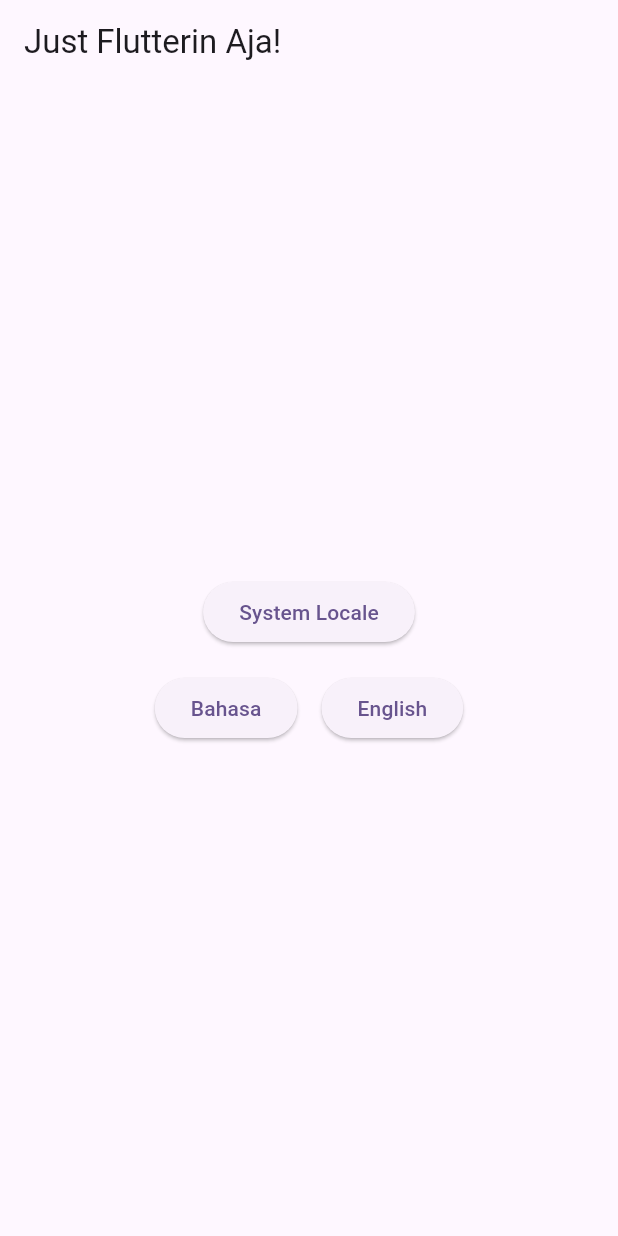
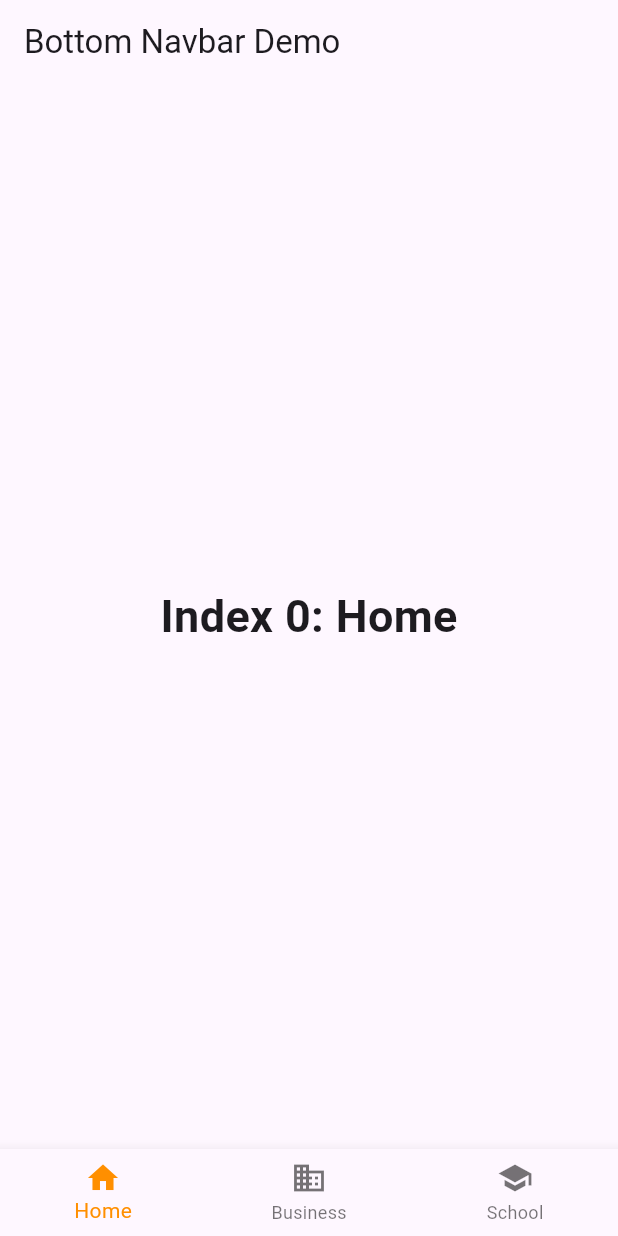
Before and after one commit to danielprast/flutterinaja, a Flutter app: the screen it shows after launch, on a phone screen of 412 x 824 dp. Run offline on Flutter 3.47's test engine with Material 3 defaults, Android fonts, the phone set to English and light mode, and no system bars; our stand-ins replace equatable; generated files the repository leaves out were written again.

Commit message:
🧑‍💻 Learn how to build bottom navigation bar

```diff
--- /dev/null
+++ b/lib/apps/examples/bottom_navigation_bar.dart
@@ -0,0 +1,66 @@
+import 'package:flutter/material.dart';
+
+class BottomNavBarDemo extends StatefulWidget {
+  //
+  const BottomNavBarDemo({super.key});
+
+  @override
+  State<BottomNavBarDemo> createState() => _BottomNavBarDemoState();
+}
+
+class _BottomNavBarDemoState extends State<BottomNavBarDemo> {
+  int _selectedIndex = 0;
+
+  static const TextStyle optionStyle = TextStyle(
+    fontSize: 30,
+    fontWeight: FontWeight.bold,
+  );
+
+  void _onTapView() {
+    setState(() {
+      _selectedIndex = 0;
+    });
+  }
+
+  void _onItemTaped(int index) {
+    setState(() {
+      _selectedIndex = index;
+    });
+  }
+
+  @override
+  Widget build(BuildContext context) {
+    List<Widget> widgetOptions = <Widget>[
+      Text('Index 0: Home', style: optionStyle),
+      Text('Index 1: Business', style: optionStyle),
+      Column(
+        children: [
+          Text('Index 2: School', style: optionStyle),
+          ElevatedButton(
+            onPressed: _onTapView,
+            child: const Text('Show Home'),
+          ),
+        ],
+      ),
+    ];
+
+    return Scaffold(
+      appBar: AppBar(
+        title: const Text('Bottom Navbar Demo'),
+      ),
+      body: Center(
+        child: widgetOptions.elementAt(_selectedIndex),
+      ),
+      bottomNavigationBar: BottomNavigationBar(
+        items: const <BottomNavigationBarItem>[
+          BottomNavigationBarItem(icon: Icon(Icons.home), label: 'Home'),
+          BottomNavigationBarItem(icon: Icon(Icons.business), label: 'Business'),
+          BottomNavigationBarItem(icon: Icon(Icons.school), label: 'School'),
+        ],
+        currentIndex: _selectedIndex,
+        selectedItemColor: Colors.amber[800],
+        onTap: _onItemTaped,
+      ),
+    );
+  }
+}
--- a/lib/apps/examples/examples_widget.dart
+++ b/lib/apps/examples/examples_widget.dart
@@ -1,3 +1,4 @@
 export 'text_input_control_demo.dart';
 export 'form_overview.dart';
 export 'form_page.dart';
+export 'bottom_navigation_bar.dart';
--- a/lib/main.dart
+++ b/lib/main.dart
@@ -1,17 +1,15 @@
 import 'package:flutter/material.dart';
-import 'package:flutterinaja/apps/examples/form_page.dart';
-import 'package:flutterinaja/apps/examples/text_input_control_demo.dart';
-import 'package:flutterinaja/apps/localization/localin_aja.dart';
+import 'package:flutterinaja/apps/examples/examples_widget.dart';
 
 void main() {
   //runApp(const MyApp());
-  runApp(const LocalizationApp());
+  runApp(const MyApp());
 }
 
 class MyApp extends StatelessWidget {
+  //
   const MyApp({super.key});
 
-  // This widget is the root of your application.
   @override
   Widget build(BuildContext context) {
     return MaterialApp(
@@ -22,7 +20,8 @@ class MyApp extends StatelessWidget {
         useMaterial3: true,
       ),
       //home: const RoostFormPage(),
-      home: const TextInputControlDemo(),
+      //home: const TextInputControlDemo(),
+      home: const BottomNavBarDemo(),
     );
   }
 }
```
